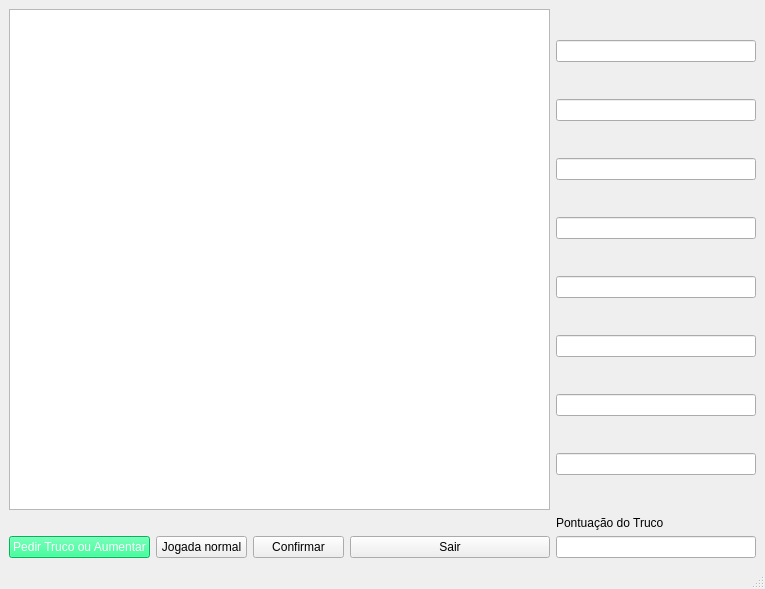
pfjoaomarcos/G7TrucoGame, file View/gameview.ui: the form before one commit.
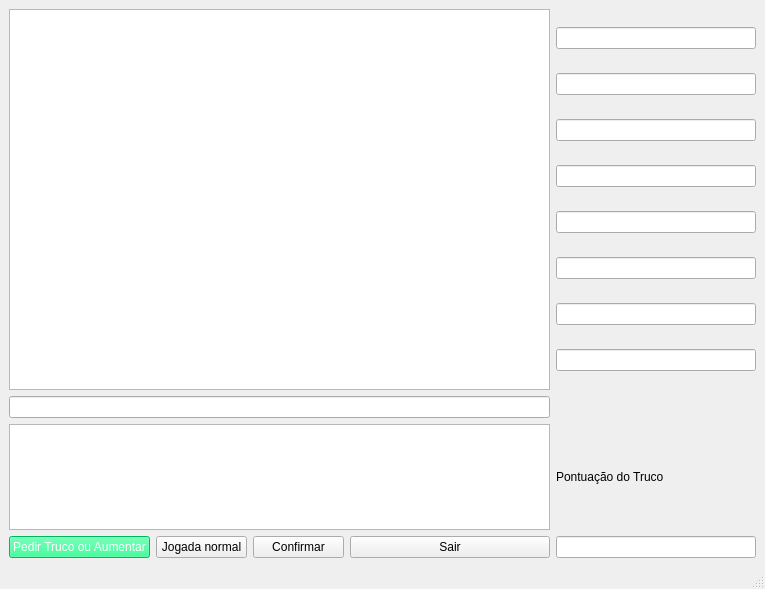
The form after the commit.

Patch:
```diff
--- a/View/gameview.ui
+++ b/View/gameview.ui
@@ -437,6 +437,12 @@
       </property>
      </widget>
     </item>
+    <item row="2" column="0">
+     <widget class="QListView" name="listViewChat"/>
+    </item>
+    <item row="1" column="0">
+     <widget class="QLineEdit" name="lineEditChat"/>
+    </item>
    </layout>
   </widget>
   <widget class="QStatusBar" name="statusbar"/>
```
